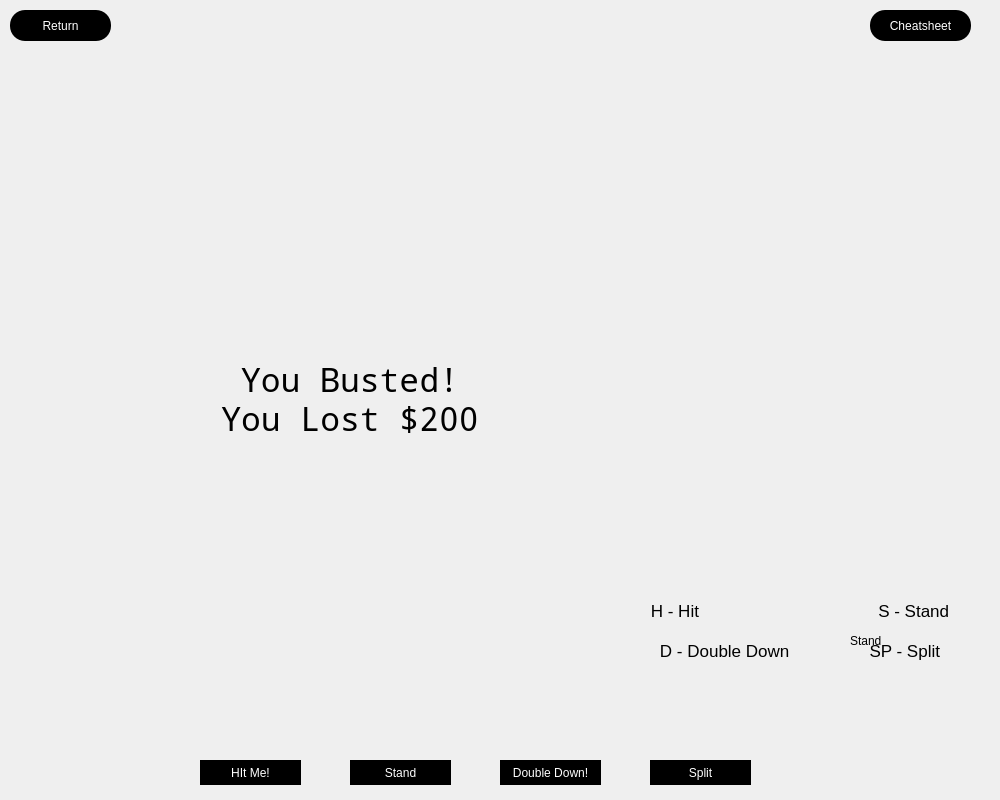
First picture: the form in tutorial.ui, repository BrandonWortmann/Blackjack2.0, before the edit.
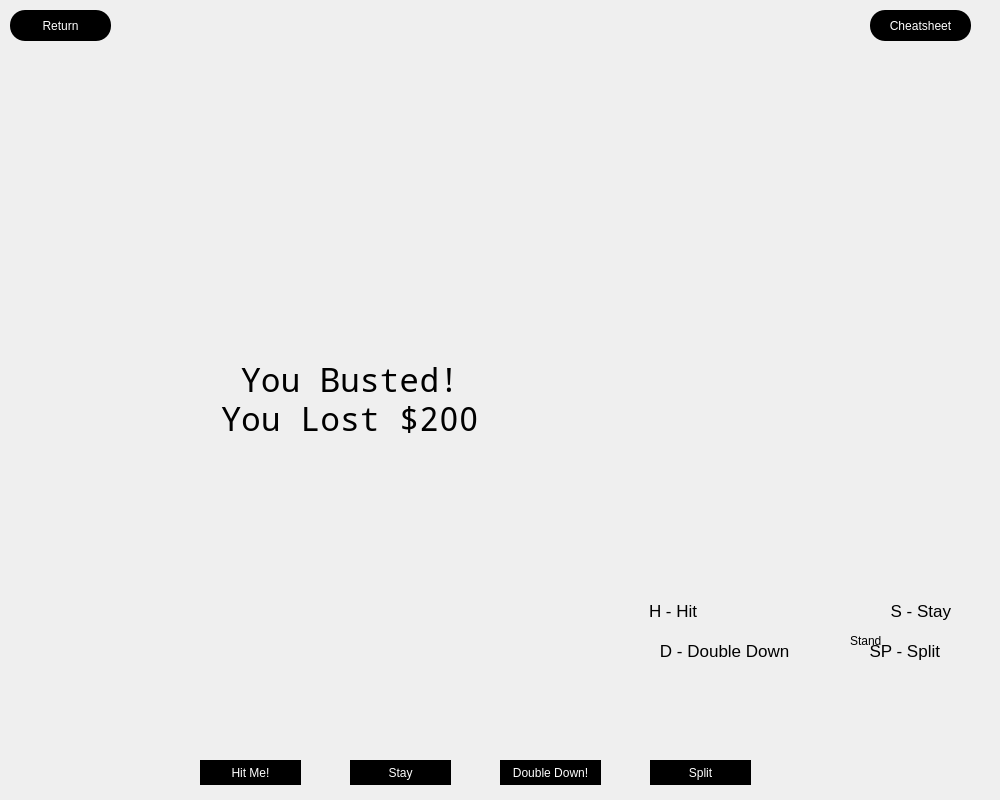
Second picture: the form after the edit. The open tabs and pages were chosen to show the change. Icons and pictures are not drawn.

Commit message: Made stay consistent

What changed in the file:
```diff
--- a/tutorial.ui
+++ b/tutorial.ui
@@ -653,7 +653,7 @@
        </rect>
       </property>
       <property name="text">
-       <string>HIt Me!</string>
+       <string>Hit Me!</string>
       </property>
      </widget>
      <widget class="QPushButton" name="tutorialUIReturnBtn">
@@ -766,7 +766,7 @@
        <string notr="true"/>
       </property>
       <property name="text">
-       <string>Stand</string>
+       <string>Stay</string>
       </property>
      </widget>
      <widget class="QLabel" name="splitCard8">
@@ -842,7 +842,7 @@
        </font>
       </property>
       <property name="text">
-       <string>H - Hit                                      S - Stand
+       <string>H - Hit                                         S - Stay
 
 D - Double Down                 SP - Split</string>
       </property>
```
Left out of the diff: 2 changed lines with no effect on the pictures. The commit also changes 6 other files.
